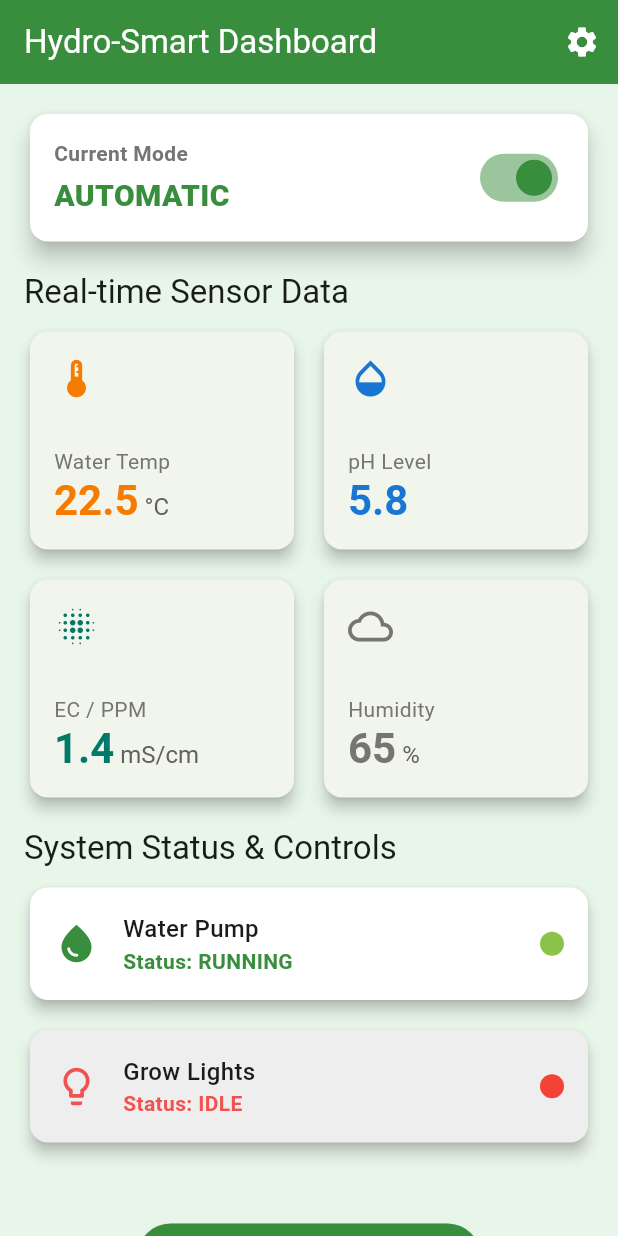
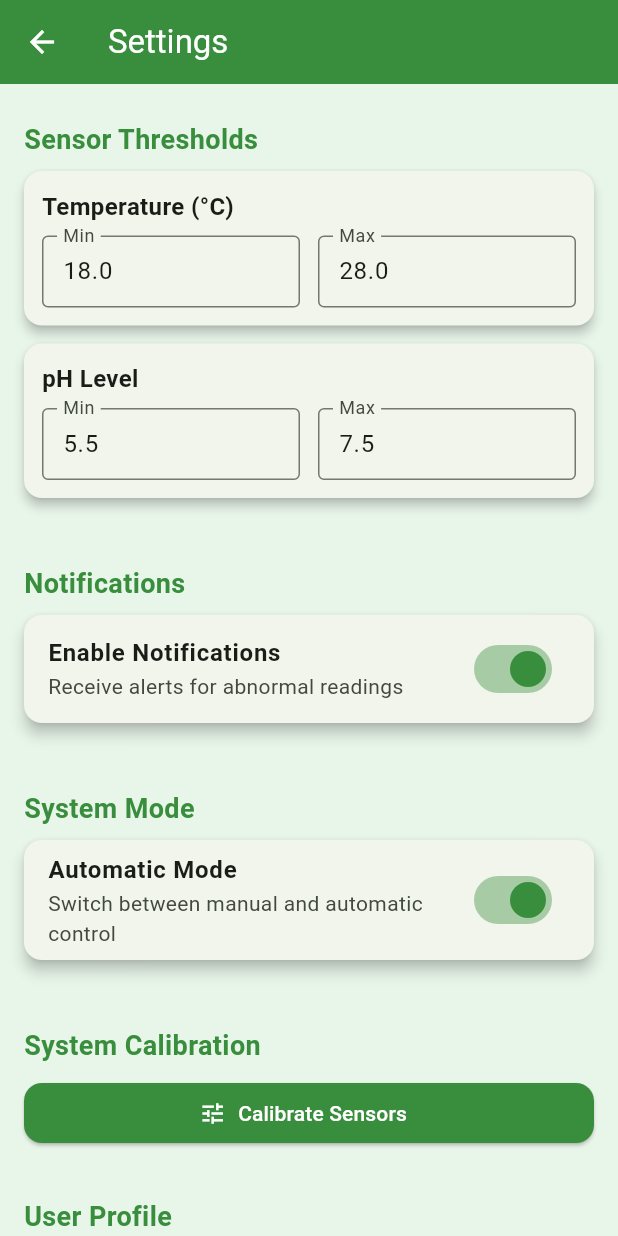
Before and after one commit to Nancy-Amr/Hydro-ponicApp, a Flutter app: the DashboardScreen screen opened by its route, after a tap on the "settings" icon, on a phone screen of 412 x 824 dp. Run offline on Flutter 3.47's test engine with Material 3 defaults, Android fonts, the phone set to English and light mode, and no system bars.

Commit message:
settings UI

```diff
--- a/hydroponic_app/lib/main.dart
+++ b/hydroponic_app/lib/main.dart
@@ -4,6 +4,7 @@ import 'screens/splashScreen.dart';
 import 'screens/signup.dart';
 import 'screens/forgotpass.dart';
 import 'screens/sensor_monitoring.dart';
+import 'screens/settings.dart';
 
 void main() {
   runApp(const MyApp());
@@ -47,6 +48,9 @@ class MyApp extends StatelessWidget {
 
         // Route for the Sensor Monitoring screen
         '/sensor_monitoring': (context) => const SensorMonitoringScreen(),
+
+        // Route for the Settings screen
+        '/settings': (context) => const SettingsScreen(),
       },
     );
   }
--- a/hydroponic_app/lib/screens/dashboard.dart
+++ b/hydroponic_app/lib/screens/dashboard.dart
@@ -60,9 +60,13 @@ class _DashboardScreenState extends State<DashboardScreen> {
         foregroundColor: Colors.white,
         elevation: 0,
         actions: [
-          // User profile or settings
-          IconButton(onPressed: () {}, icon: const Icon(Icons.settings)),
-        ],
+            IconButton(
+                icon: const Icon(Icons.settings),
+                onPressed: () {
+                 Navigator.pushNamed(context, '/settings');
+         },
+  ),
+],
       ),
       body: SingleChildScrollView(
         padding: const EdgeInsets.all(16.0),
--- /dev/null
+++ b/hydroponic_app/lib/screens/settings.dart
@@ -0,0 +1,316 @@
+import 'package:flutter/material.dart';
+
+class SettingsScreen extends StatefulWidget {
+  const SettingsScreen({super.key});
+
+  @override
+  State<SettingsScreen> createState() => _SettingsScreenState();
+}
+
+class _SettingsScreenState extends State<SettingsScreen> {
+
+  bool notificationsEnabled = true;
+  bool autoMode = true;
+
+
+  double minTemp = 18;
+  double maxTemp = 28;
+  double minPH = 5.5;
+  double maxPH = 7.5;
+
+
+  late TextEditingController minTempController;
+  late TextEditingController maxTempController;
+  late TextEditingController minPHController;
+  late TextEditingController maxPHController;
+
+
+  String userName = "Rana Mohamed";
+  String userEmail = "rana@example.com";
+
+  @override
+  void initState() {
+    super.initState();
+    minTempController = TextEditingController(text: minTemp.toString());
+    maxTempController = TextEditingController(text: maxTemp.toString());
+    minPHController = TextEditingController(text: minPH.toString());
+    maxPHController = TextEditingController(text: maxPH.toString());
+  }
+
+  @override
+  void dispose() {
+    minTempController.dispose();
+    maxTempController.dispose();
+    minPHController.dispose();
+    maxPHController.dispose();
+    super.dispose();
+  }
+
+  @override
+  Widget build(BuildContext context) {
+    final Color primaryGreen = Colors.green.shade700;
+    final Color accentBlue = Colors.lightBlue.shade300;
+
+    return Scaffold(
+      backgroundColor: Colors.green.shade50,
+      appBar: AppBar(
+        title: const Text('Settings'),
+        backgroundColor: primaryGreen,
+        foregroundColor: Colors.white,
+        elevation: 0,
+      ),
+      body: ListView(
+        padding: const EdgeInsets.all(16),
+        children: [
+
+          _buildSectionTitle("Sensor Thresholds", primaryGreen),
+          _buildThresholdRow(
+            "Temperature (°C)",
+            minTempController,
+            maxTempController,
+            (min, max) {
+              setState(() {
+                minTemp = min;
+                maxTemp = max;
+              });
+            },
+          ),
+          _buildThresholdRow(
+            "pH Level",
+            minPHController,
+            maxPHController,
+            (min, max) {
+              setState(() {
+                minPH = min;
+                maxPH = max;
+              });
+            },
+          ),
+
+          const SizedBox(height: 24),
+
+
+          _buildSectionTitle("Notifications", primaryGreen),
+          _buildSwitchTile(
+            title: "Enable Notifications",
+            subtitle: "Receive alerts for abnormal readings",
+            value: notificationsEnabled,
+            onChanged: (value) => setState(() => notificationsEnabled = value),
+            activeColor: primaryGreen,
+            inactiveColor: accentBlue,
+          ),
+
+          const SizedBox(height: 24),
+
+
+          _buildSectionTitle("System Mode", primaryGreen),
+          _buildSwitchTile(
+            title: "Automatic Mode",
+            subtitle: "Switch between manual and automatic control",
+            value: autoMode,
+            onChanged: (value) => setState(() => autoMode = value),
+            activeColor: primaryGreen,
+            inactiveColor: accentBlue,
+          ),
+
+          const SizedBox(height: 24),
+
+
+          _buildSectionTitle("System Calibration", primaryGreen),
+          ElevatedButton.icon(
+            onPressed: () {
+              ScaffoldMessenger.of(context).showSnackBar(
+                const SnackBar(content: Text('System calibration started...')),
+              );
+            },
+            icon: const Icon(Icons.tune),
+            label: const Text("Calibrate Sensors"),
+            style: ElevatedButton.styleFrom(
+              backgroundColor: primaryGreen,
+              foregroundColor: Colors.white,
+              shape: RoundedRectangleBorder(
+                borderRadius: BorderRadius.circular(12),
+              ),
+            ),
+          ),
+
+          const SizedBox(height: 24),
+
+
+          _buildSectionTitle("User Profile", primaryGreen),
+          Card(
+            shape:
+                RoundedRectangleBorder(borderRadius: BorderRadius.circular(12)),
+            elevation: 4,
+            child: Padding(
+              padding: const EdgeInsets.all(16),
+              child: Column(
+                crossAxisAlignment: CrossAxisAlignment.start,
+                children: [
+                  Row(
+                    children: [
+                      const CircleAvatar(
+                        radius: 30,
+                        backgroundImage: AssetImage('./images/profile.jpg'),
+                      ),
+                      const SizedBox(width: 16),
+                      Column(
+                        crossAxisAlignment: CrossAxisAlignment.start,
+                        children: [
+                          Text(userName,
+                              style: const TextStyle(
+                                  fontSize: 18, fontWeight: FontWeight.bold)),
+                          Text(userEmail,
+                              style: const TextStyle(color: Colors.grey)),
+                        ],
+                      ),
+                    ],
+                  ),
+                  const SizedBox(height: 16),
+                  Divider(color: Colors.grey.shade300),
+                  TextButton.icon(
+                    onPressed: () {
+                      ScaffoldMessenger.of(context).showSnackBar(
+                        const SnackBar(content: Text('Logged out successfully')),
+                      );
+                    },
+                    icon: const Icon(Icons.logout, color: Colors.red),
+                    label: const Text("Logout",
+                        style: TextStyle(color: Colors.red)),
+                  ),
+                ],
+              ),
+            ),
+          ),
+
+          const SizedBox(height: 24),
+
+
+          Center(
+            child: ElevatedButton(
+              onPressed: () {
+                ScaffoldMessenger.of(context).showSnackBar(
+                  const SnackBar(content: Text("Changes saved successfully!")),
+                );
+              },
+              style: ElevatedButton.styleFrom(
+                backgroundColor: primaryGreen,
+                padding:
+                    const EdgeInsets.symmetric(horizontal: 40, vertical: 14),
+                shape: RoundedRectangleBorder(
+                  borderRadius: BorderRadius.circular(12),
+                ),
+              ),
+              child: const Text("Save Changes",
+                  style: TextStyle(color: Colors.white, fontSize: 16)),
+            ),
+          ),
+        ],
+      ),
+    );
+  }
+
+
+  Widget _buildSectionTitle(String title, Color color) {
+    return Padding(
+      padding: const EdgeInsets.symmetric(vertical: 8),
+      child: Text(
+        title,
+        style: TextStyle(
+          color: color,
+          fontWeight: FontWeight.bold,
+          fontSize: 18,
+        ),
+      ),
+    );
+  }
+
+  Widget _buildThresholdRow(
+    String label,
+    TextEditingController minController,
+    TextEditingController maxController,
+    Function(double, double) onChanged,
+  ) {
+    return Card(
+      shape: RoundedRectangleBorder(borderRadius: BorderRadius.circular(12)),
+      elevation: 3,
+      margin: const EdgeInsets.only(bottom: 12),
+      child: Padding(
+        padding: const EdgeInsets.all(12),
+        child: Column(
+          crossAxisAlignment: CrossAxisAlignment.start,
+          children: [
+            Text(label,
+                style: const TextStyle(
+                    fontWeight: FontWeight.w600, fontSize: 16)),
+            const SizedBox(height: 8),
+            Row(
+              children: [
+                Expanded(
+                  child: TextField(
+                    controller: minController,
+                    keyboardType: TextInputType.number,
+                    decoration: const InputDecoration(
+                      labelText: "Min",
+                      border: OutlineInputBorder(),
+                      contentPadding:
+                          EdgeInsets.symmetric(horizontal: 10, vertical: 8),
+                    ),
+                    onChanged: (val) => onChanged(
+                        double.tryParse(minController.text) ?? 0,
+                        double.tryParse(maxController.text) ?? 0),
+                  ),
+                ),
+                const SizedBox(width: 12),
+                Expanded(
+                  child: TextField(
+                    controller: maxController,
+                    keyboardType: TextInputType.number,
+                    decoration: const InputDecoration(
+                      labelText: "Max",
+                      border: OutlineInputBorder(),
+                      contentPadding:
+                          EdgeInsets.symmetric(horizontal: 10, vertical: 8),
+                    ),
+                    onChanged: (val) => onChanged(
+                        double.tryParse(minController.text) ?? 0,
+                        double.tryParse(maxController.text) ?? 0),
+                  ),
+                ),
+              ],
+            ),
+          ],
+        ),
+      ),
+    );
+  }
+
+  Widget _buildSwitchTile({
+    required String title,
+    required String subtitle,
+    required bool value,
+    required ValueChanged<bool> onChanged,
+    required Color activeColor,
+    required Color inactiveColor,
+  }) {
+    return Card(
+      shape: RoundedRectangleBorder(borderRadius: BorderRadius.circular(12)),
+      elevation: 4,
+      margin: const EdgeInsets.only(bottom: 12),
+      child: SwitchListTile(
+        title: Text(title, style: const TextStyle(fontWeight: FontWeight.w600)),
+        subtitle: Text(subtitle),
+        value: value,
+        onChanged: onChanged,
+        thumbColor: WidgetStateProperty.resolveWith(
+          (states) => value ? activeColor : inactiveColor,
+        ),
+        trackColor: WidgetStateProperty.resolveWith(
+          (states) => value
+              ? activeColor.withValues(alpha: 0.4)
+              : inactiveColor.withValues(alpha: 0.4),
+        ),
+      ),
+    );
+  }
+}
```
Also changed, not shown: hydroponic_app/assets/images/profile.jpg (added).
